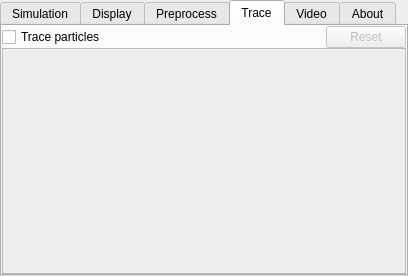
First picture: the form in gui/qt4/controller.ui, repository Azeko2xo/woodem, before the edit.
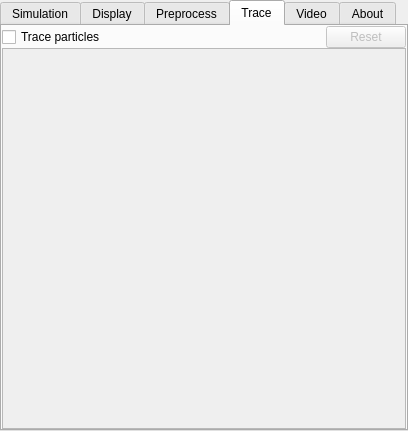
Second picture: the form after the edit. The open tabs and pages were chosen to show the change. Icons and pictures are not drawn.

Commit message: 1. Allow passing a scene/preprocessor expression using -e from the command-line 2. In qt UI, use a tracer which is already present in the scene, so that it can stay active 3. Fix typ in pack (erroneous tesselated line length computation)

Diff of the .ui file:
```diff
--- a/gui/qt4/controller.ui
+++ b/gui/qt4/controller.ui
@@ -7,7 +7,7 @@
     <x>0</x>
     <y>0</y>
     <width>408</width>
-    <height>276</height>
+    <height>431</height>
    </rect>
   </property>
   <property name="sizePolicy">
@@ -840,8 +840,8 @@
            <rect>
             <x>0</x>
             <y>0</y>
-            <width>98</width>
-            <height>28</height>
+            <width>402</width>
+            <height>367</height>
            </rect>
           </property>
          </widget>
```
Left out of the diff: 16 changed lines with no effect on the pictures. The commit also changes 3 other files.
